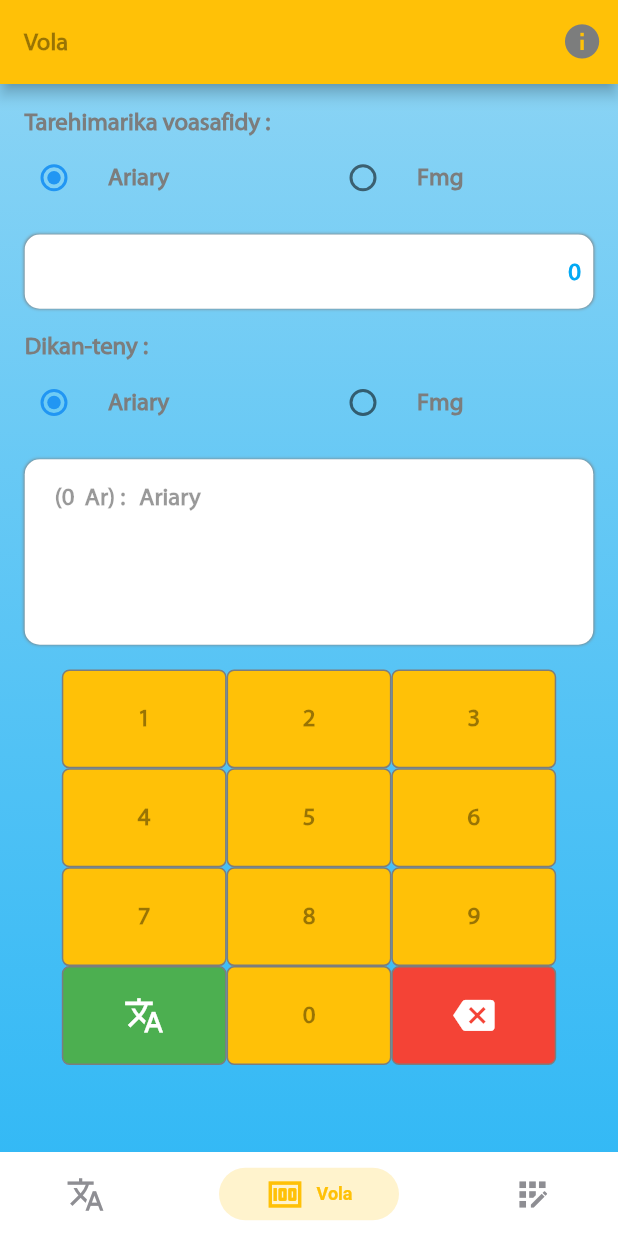
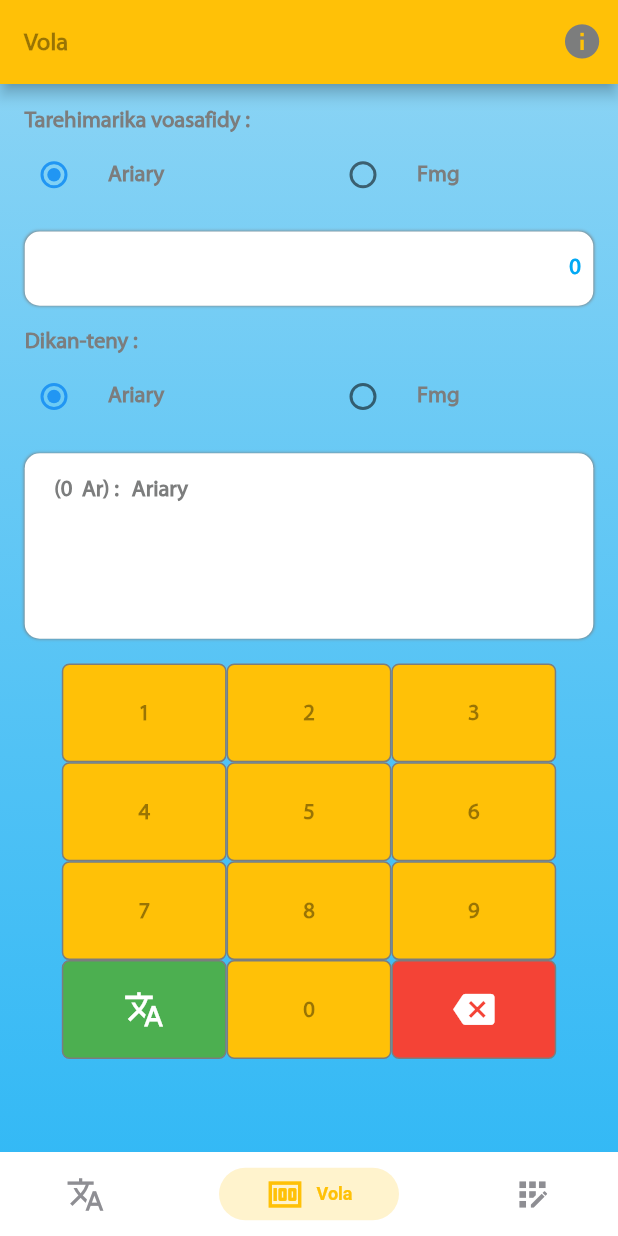
Before and after one commit to vonjy-2101/isa, a Flutter app: the screen it shows after launch, item 2 of the bottom bar chosen, on a phone screen of 412 x 824 dp. Run offline on Flutter 3.47's test engine with Material 2 defaults, Android fonts, the phone set to English and light mode, and no system bars; drawn by our look-alikes of persistent_bottom_nav_bar; our stand-ins replace fluttertoast, sizer; missing offline and left inert: flag.

Commit message:
refactoring font

```diff
--- a/lib/screens/devise/devise.screen.dart
+++ b/lib/screens/devise/devise.screen.dart
@@ -3,6 +3,7 @@ import 'package:flutter/material.dart';
 import 'package:sizer/sizer.dart';
 
 import '../../shared/app_button.dart';
+import '../../shared/app_font.dart';
 import '../../shared/number_formatter.dart';
 import '../../shared/theme.dart';
 import '../info.dart';
@@ -72,11 +73,7 @@ class DeviseScreen extends StatelessWidget
               Container(
                 width: MediaQuery.of(context).size.width,
                 margin: EdgeInsets.only(left: 4.w),
-                child: Text(
-                  "Tarehimarika voasafidy : ",
-                  style : TextStyle(fontFamily: 'MyriadRoman',fontSize: 12.sp,color: APPTHEMING.grey,fontWeight: FontWeight.bold),
-                  textAlign: TextAlign.start,
-                ),
+                child: APPFont.setText(text: "Tarehimarika voasafidy : ",color: APPTHEMING.grey,fontWeight: FontWeight.bold,textAlign: TextAlign.start),
               ),
               Container(
                 width: MediaQuery.of(context).size.width,
@@ -85,10 +82,7 @@ class DeviseScreen extends StatelessWidget
                   crossAxisCount: 2,
                   children: [
                     RadioListTile(
-                      title: Text(
-                          "Ariary",
-                          style: TextStyle(fontFamily: 'MyriadRoman',fontSize: 12.sp,color: APPTHEMING.grey,fontWeight: FontWeight.bold),
-                      ),
+                      title: APPFont.setText(text: "Ariary",color: APPTHEMING.grey,fontWeight: FontWeight.bold),
                       value: 0,
                       groupValue: deviseSelected,
                       onChanged: (value){
@@ -97,10 +91,7 @@ class DeviseScreen extends StatelessWidget
                       },
                     ),
                     RadioListTile(
-                      title: Text(
-                          "Fmg",
-                          style: TextStyle(fontFamily: 'MyriadRoman',fontSize: 12.sp,color: APPTHEMING.grey,fontWeight: FontWeight.bold),
-                      ),
+                      title: APPFont.setText(text: "Fmg",color: APPTHEMING.grey,fontWeight: FontWeight.bold),
                       value: 1,
                       groupValue: deviseSelected,
                       onChanged: (value){
@@ -127,10 +118,9 @@ class DeviseScreen extends StatelessWidget
                       )
                     ]
                 ),
-                child: Text(
-                  (textSelected != "") ? NumberFormatter.formatter(int.parse(textSelected)) : "0",
-                  style : TextStyle(fontFamily: 'MyriadRoman',fontSize: 12.sp,color: APPTHEMING.blue,fontWeight: FontWeight.bold),
-                  textAlign: TextAlign.end,
+                child: APPFont.setText(
+                  text: (textSelected != "") ? NumberFormatter.formatter(int.parse(textSelected)) : "0",
+                  color: APPTHEMING.blue,fontWeight: FontWeight.bold,textAlign: TextAlign.end
                 ),
               ),
 
@@ -139,11 +129,7 @@ class DeviseScreen extends StatelessWidget
               Container(
                 width: MediaQuery.of(context).size.width,
                 margin: EdgeInsets.only(left: 4.w),
-                child: Text(
-                  "Dikan-teny : ",
-                  style : TextStyle(fontFamily: 'MyriadRoman',fontSize: 12.sp,color: APPTHEMING.grey,fontWeight: FontWeight.bold),
-                  textAlign: TextAlign.start,
-                ),
+                child: APPFont.setText(text: "Dikan-teny : ",color: APPTHEMING.grey,fontWeight: FontWeight.bold,textAlign: TextAlign.start),
               ),
               Container(
                 width: MediaQuery.of(context).size.width,
@@ -152,10 +138,7 @@ class DeviseScreen extends StatelessWidget
                   crossAxisCount: 2,
                   children: [
                     RadioListTile(
-                      title: Text(
-                        "Ariary",
-                        style: TextStyle(fontFamily: 'MyriadRoman',fontSize: 12.sp,color: APPTHEMING.grey,fontWeight: FontWeight.bold),
-                      ),
+                      title: APPFont.setText(text: "Ariary",color: APPTHEMING.grey,fontWeight: FontWeight.bold),
                       value: 0,
                       groupValue: deviseTraduction,
                       onChanged: (value){
@@ -164,10 +147,7 @@ class DeviseScreen extends StatelessWidget
                       },
                     ),
                     RadioListTile(
-                      title: Text(
-                        "Fmg",
-                        style: TextStyle(fontFamily: 'MyriadRoman',fontSize: 12.sp,color: APPTHEMING.grey,fontWeight: FontWeight.bold),
-                      ),
+                      title: APPFont.setText(text: "Fmg",color: APPTHEMING.grey,fontWeight: FontWeight.bold),
                       value: 1,
                       groupValue: deviseTraduction,
                       onChanged: (value){
@@ -194,16 +174,12 @@ class DeviseScreen extends StatelessWidget
                       )
                     ]
                 ),
-                child: Text(
-                    (deviseTraduction == 0)
-                        ? " (${NumberFormatter.formatter(deviseResult)} Ar) :  $textTraduction Ariary"
-                        : " (${NumberFormatter.formatter(deviseResult)} Fmg) :  $textTraduction Fmg",
-                    style: TextStyle(
-                      fontFamily: 'MyriadRoman',
-                      fontSize: 12.sp,
-                      color:  Colors.black.withOpacity(0.4),
-                      fontWeight:  FontWeight.w900,
-                    )
+                child: APPFont.setText(
+                  text: (deviseTraduction == 0)
+                      ? " (${NumberFormatter.formatter(deviseResult)} Ar) :  $textTraduction Ariary"
+                      : " (${NumberFormatter.formatter(deviseResult)} Fmg) :  $textTraduction Fmg",
+                  color: APPTHEMING.grey,
+                  fontWeight: FontWeight.bold
                 ),
               ),
 
--- a/lib/shared/app_button.dart
+++ b/lib/shared/app_button.dart
@@ -36,7 +36,7 @@ class AppButton{
                 title,
                 style: TextStyle(
                   fontFamily: 'MyriadRoman',
-                  fontSize: 12.sp,
+                  fontSize: 11.sp,
                   color:  Colors.black.withOpacity(0.4),
                   fontWeight:  FontWeight.w900,
                 ),
--- /dev/null
+++ b/lib/shared/app_font.dart
@@ -0,0 +1,27 @@
+import 'package:flutter/cupertino.dart';
+import 'package:isa2/shared/theme.dart';
+import 'package:sizer/sizer.dart';
+
+class APPFont{
+
+    static setText({
+        required String text,
+        FontWeight? fontWeight,
+        double? fontSize,
+        Color? color,
+        TextAlign? textAlign
+    }){
+        return Text(
+            text,
+            style: TextStyle(
+              fontFamily: 'MyriadRoman',
+              fontSize: (fontSize != null) ? fontSize : 11.sp,
+              color: (color != null) ? color : APPTHEMING.grey,
+              fontWeight: (fontWeight != null) ? fontWeight : FontWeight.normal,
+              height: 0.13.h
+            ),
+            textAlign: (textAlign != null) ? textAlign : TextAlign.left,
+        );
+    }
+
+}
```
Also changed, not shown: lib/screens/home/home.screen.dart (+7 -24 lines), lib/screens/info.dart (+18 -90 lines), lib/screens/letters_to_number/letters_number.screen.dart (+5 -20 lines).
